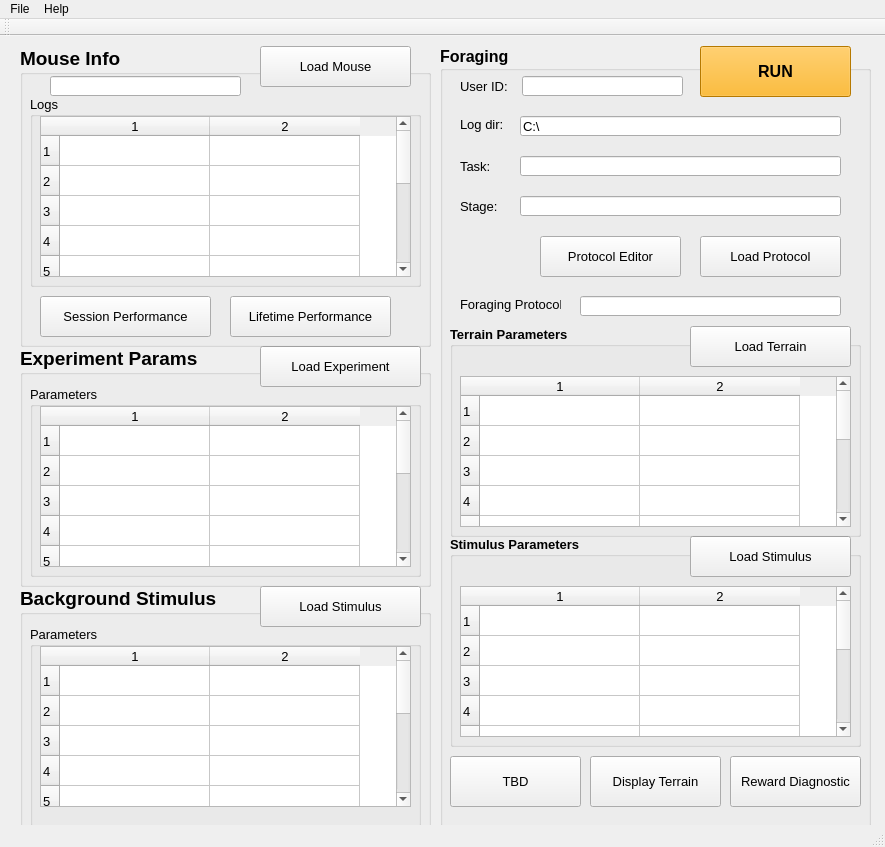
Above: ForagingGui/mainwindow.ui from neuromind81/aibs before the change. Below: the same form after it.
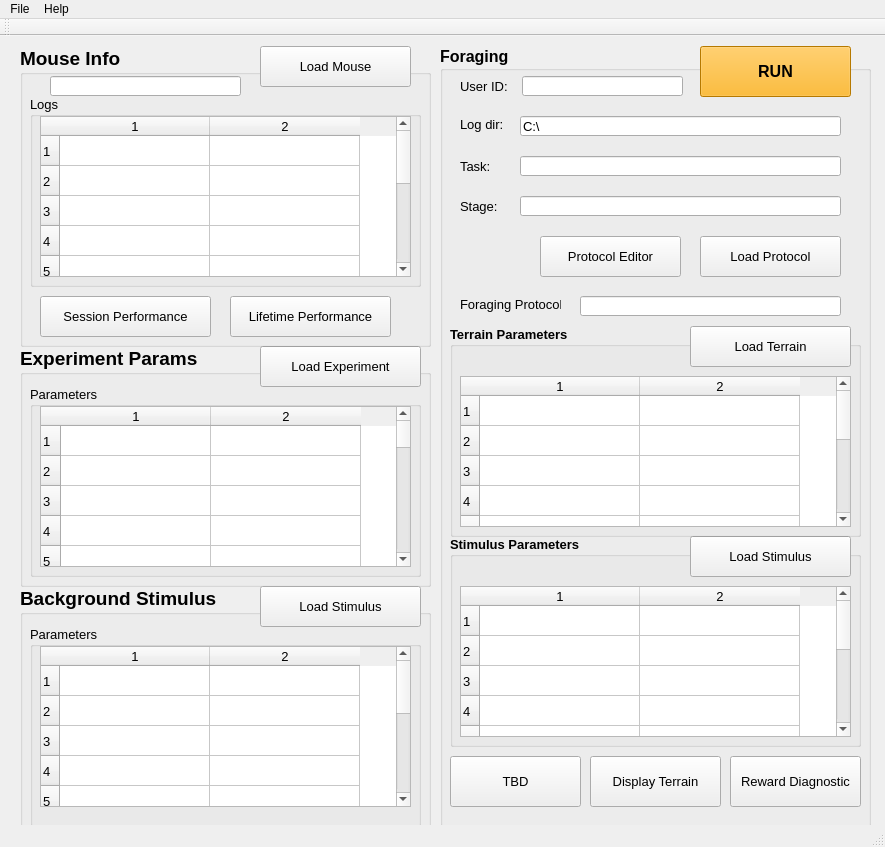
That is the form after the change.

What changed in the file:
```diff
--- a/ForagingGui/mainwindow.ui
+++ b/ForagingGui/mainwindow.ui
@@ -857,7 +857,7 @@
        </font>
       </property>
       <property name="rowCount">
-       <number>10</number>
+       <number>20</number>
       </property>
       <property name="columnCount">
        <number>2</number>
@@ -875,6 +875,16 @@
       <row/>
       <row/>
       <row/>
+      <row/>
+      <row/>
+      <row/>
+      <row/>
+      <row/>
+      <row/>
+      <row/>
+      <row/>
+      <row/>
+      <row/>
       <column/>
       <column/>
      </widget>
```
Left out of the diff: 6 changed lines with no effect on the pictures.
